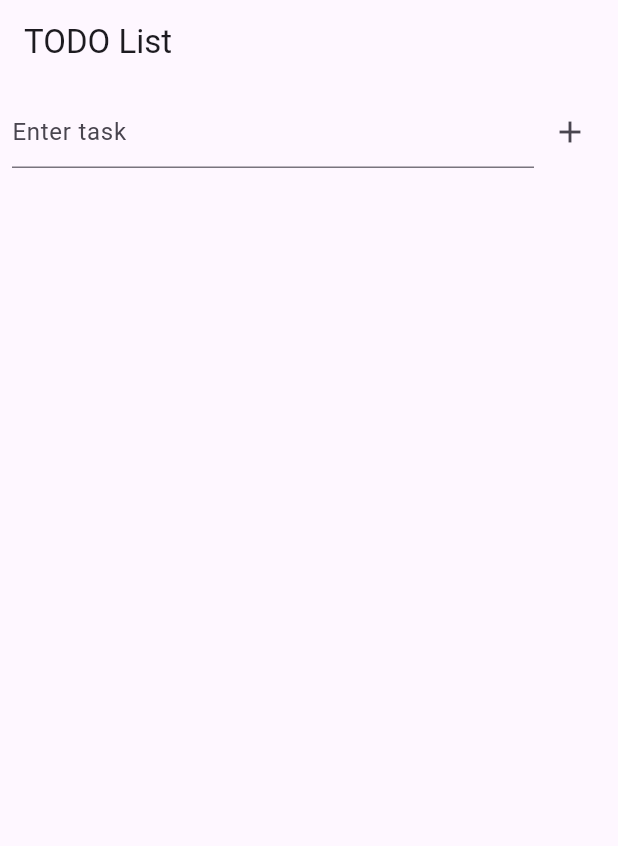
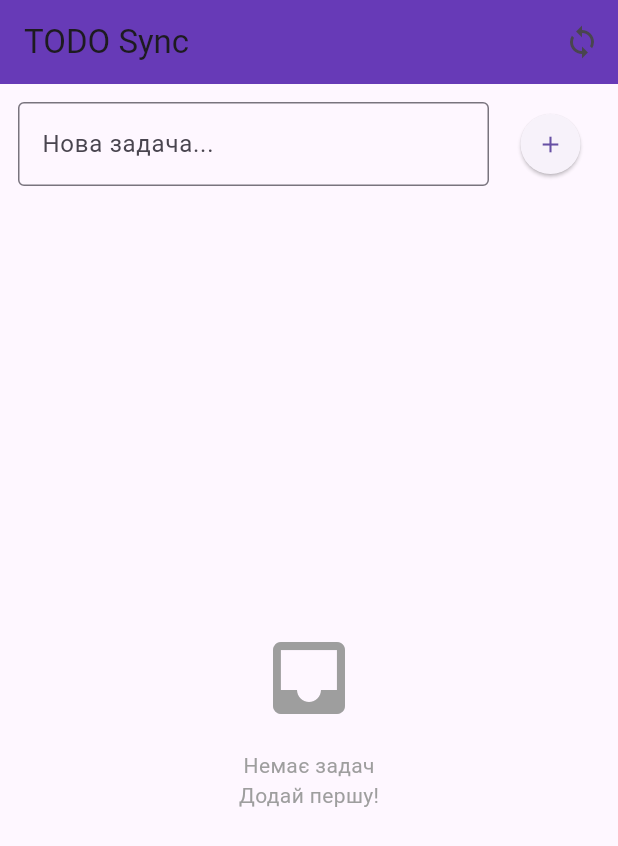
Before and after one commit to LordMaks2002/flutterAndPythonSite, a Flutter app: the screen it shows after launch, after a tap on the "add" icon, on a phone screen of 412 x 824 dp. Shown: the top 846 px of the screen. Run offline on Flutter 3.47's test engine with Material 3 defaults, Android fonts, the light colour scheme and no system bars; our stand-ins replace connectivity_plus, hive, hive_flutter; accounts and stored records are empty; network calls fail.

Commit message:
add local db

```diff
--- a/flutter_application_serverfrompithone/lib/main.dart
+++ b/flutter_application_serverfrompithone/lib/main.dart
@@ -1,136 +1,24 @@
+// lib/main.dart
 import 'package:flutter/material.dart';
-import 'services/api_service.dart';
-import 'models/todo.dart';
+import 'package:hive_flutter/hive_flutter.dart';
+import 'screens/todo_list_screen.dart';
 
-void main() {
+void main() async {
+  // ІНІЦІАЛІЗАЦІЯ HIVE ДЛЯ WEB
+  await Hive.initFlutter();
+  await Hive.openBox('todos'); // локальна "база"
+
   runApp(MyApp());
 }
 
 class MyApp extends StatelessWidget {
   @override
   Widget build(BuildContext context) {
-    return MaterialApp(home: TodoListScreen());
-  }
-}
-
-class TodoListScreen extends StatefulWidget {
-  @override
-  _TodoListScreenState createState() => _TodoListScreenState();
-}
-
-class _TodoListScreenState extends State<TodoListScreen> {
-  final ApiService api = ApiService();
-  List<Todo> todos = [];
-  final TextEditingController _controller = TextEditingController();
-
-  @override
-  void initState() {
-    super.initState();
-    _loadTodos();
-  }
-
-  Future<void> _loadTodos() async {
-    try {
-      final fetchedTodos = await api.getTodos();
-      setState(() {
-        todos = fetchedTodos;
-      });
-    } catch (e) {
-      ScaffoldMessenger.of(
-        context,
-      ).showSnackBar(SnackBar(content: Text('Error: $e')));
-    }
-  }
-
-  Future<void> _addTodo() async {
-    if (_controller.text.isNotEmpty) {
-      try {
-        final newTodo = await api.createTodo(_controller.text);
-        setState(() {
-          todos.add(newTodo);
-          _controller.clear();
-        });
-      } catch (e) {
-        ScaffoldMessenger.of(
-          context,
-        ).showSnackBar(SnackBar(content: Text('Error adding todo')));
-      }
-    }
-  }
-
-  Future<void> _toggleComplete(Todo todo) async {
-    try {
-      await api.updateTodo(todo.id, !todo.completed);
-      setState(() {
-        todo.completed = !todo.completed;
-      });
-    } catch (e) {
-      ScaffoldMessenger.of(
-        context,
-      ).showSnackBar(SnackBar(content: Text('Error updating todo')));
-    }
-  }
-
-  Future<void> _deleteTodo(String id) async {
-    try {
-      await api.deleteTodo(id);
-      setState(() {
-        todos.removeWhere((todo) => todo.id == id);
-      });
-    } catch (e) {
-      ScaffoldMessenger.of(
-        context,
-      ).showSnackBar(SnackBar(content: Text('Error deleting todo')));
-    }
-  }
-
-  @override
-  Widget build(BuildContext context) {
-    return Scaffold(
-      appBar: AppBar(title: Text('TODO List')),
-      body: Column(
-        children: [
-          Padding(
-            padding: EdgeInsets.all(8.0),
-            child: Row(
-              children: [
-                Expanded(
-                  child: TextField(
-                    controller: _controller,
-                    decoration: InputDecoration(hintText: 'Enter task'),
-                  ),
-                ),
-                IconButton(onPressed: _addTodo, icon: Icon(Icons.add)),
-              ],
-            ),
-          ),
-          Expanded(
-            child: ListView.builder(
-              itemCount: todos.length,
-              itemBuilder: (context, index) {
-                final todo = todos[index];
-                return ListTile(
-                  leading: Checkbox(
-                    value: todo.completed,
-                    onChanged: (value) => _toggleComplete(todo),
-                  ),
-                  title: Text(
-                    todo.title,
-                    style: TextStyle(
-                      decoration:
-                          todo.completed ? TextDecoration.lineThrough : null,
-                    ),
-                  ),
-                  trailing: IconButton(
-                    icon: Icon(Icons.delete),
-                    onPressed: () => _deleteTodo(todo.id),
-                  ),
-                );
-              },
-            ),
-          ),
-        ],
-      ),
+    return MaterialApp(
+      title: 'TODO Web',
+      theme: ThemeData(primarySwatch: Colors.deepPurple),
+      home: TodoListScreen(),
+      debugShowCheckedModeBanner: false,
     );
   }
 }
--- a/flutter_application_serverfrompithone/lib/models/todo.dart
+++ b/flutter_application_serverfrompithone/lib/models/todo.dart
@@ -1,19 +1,57 @@
+// lib/models/todo.dart
 class Todo {
-  final String id;
+  final String id; // UUID з бекенду або тимчасовий
   final String title;
   bool completed;
+  final DateTime updatedAt;
+  final int localId; // SQLite ID
 
-  Todo({required this.id, required this.title, this.completed = false});
+  Todo({
+    required this.id,
+    required this.title,
+    this.completed = false,
+    required this.updatedAt,
+    this.localId = 0,
+  });
 
   factory Todo.fromJson(Map<String, dynamic> json) {
     return Todo(
-      id: json['id'],
-      title: json['title'],
-      completed: json['completed'] ?? false,
+      id: json['id'] ?? '',
+      title: json['title'] ?? '',
+      completed: json['completed'] == 1 || json['completed'] == true,
+      updatedAt: DateTime.parse(
+        json['updatedAt'] ?? DateTime.now().toIso8601String(),
+      ),
+      localId: json['localId'] ?? 0,
     );
   }
 
   Map<String, dynamic> toJson() {
-    return {'id': id, 'title': title, 'completed': completed};
+    return {
+      'id': id,
+      'title': title,
+      'completed': completed ? 1 : 0,
+      'updatedAt': updatedAt.toIso8601String(),
+      'localId': localId,
+    };
   }
+
+  Todo copyWith({
+    String? id,
+    String? title,
+    bool? completed,
+    DateTime? updatedAt,
+    int? localId,
+  }) {
+    return Todo(
+      id: id ?? this.id,
+      title: title ?? this.title,
+      completed: completed ?? this.completed,
+      updatedAt: updatedAt ?? this.updatedAt,
+      localId: localId ?? this.localId,
+    );
+  }
+
+  @override
+  String toString() => 'Todo(id: $id, title: $title, completed: $completed)';
 }
--- /dev/null
+++ b/flutter_application_serverfrompithone/lib/screens/todo_list_screen.dart
@@ -0,0 +1,243 @@
+// lib/screens/todo_list_screen.dart
+import 'package:flutter/material.dart';
+import '../services/sync_service.dart';
+import '../models/todo.dart';
+import 'package:uuid/uuid.dart';
+
+class TodoListScreen extends StatefulWidget {
+  @override
+  _TodoListScreenState createState() => _TodoListScreenState();
+}
+
+class _TodoListScreenState extends State<TodoListScreen> {
+  final SyncService sync = SyncService();
+  final TextEditingController _controller = TextEditingController();
+  List<Todo> todos = [];
+  bool _isLoading = true;
+  String? _error;
+
+  @override
+  void initState() {
+    super.initState();
+    _loadTodos();
+  }
+
+  Future<void> _loadTodos() async {
+    setState(() {
+      _isLoading = true;
+      _error = null;
+    });
+
+    try {
+      print('Завантаження з локальної БД...');
+      final loaded = await sync.local.getAll();
+      print('Завантажено локально: ${loaded.length} задач');
+
+      setState(() {
+        todos = loaded;
+        _isLoading = false;
+      });
+
+      // Синхронізація з бекендом
+      print('Спроба синхронізації...');
+      await sync.syncIfPossible();
+      final updated = await sync.local.getAll();
+      print('Після синхронізації: ${updated.length} задач');
+
+      setState(() {
+        todos = updated;
+      });
+    } catch (e, stack) {
+      print('ПОМИЛКА ЗАВАНТАЖЕННЯ: $e');
+      print(stack);
+      setState(() {
+        _error = 'Помилка: $e';
+        _isLoading = false;
+      });
+    }
+  }
+
+  Future<void> _addTodo() async {
+    final title = _controller.text.trim();
+    if (title.isEmpty) return;
+
+    final tempId = Uuid().v4();
+    final now = DateTime.now();
+    final newTodo = Todo(
+      id: tempId,
+      title: title,
+      completed: false,
+      updatedAt: now,
+      localId: 0,
+    );
+
+    setState(() {
+      todos.insert(0, newTodo);
+      _controller.clear();
+    });
+
+    try {
+      await sync.create(newTodo);
+      await _loadTodos(); // оновлюємо з БД
+    } catch (e) {
+      print('Помилка додавання: $e');
+      _showSnackBar('Не вдалося додати');
+    }
+  }
+
+  Future<void> _toggle(Todo todo) async {
+    final updated = todo.copyWith(completed: !todo.completed);
+    setState(() {
+      final i = todos.indexWhere((t) => t.id == todo.id);
+      if (i != -1) todos[i] = updated;
+    });
+    await sync.update(updated);
+  }
+
+  Future<void> _delete(String id) async {
+    setState(() {
+      todos.removeWhere((t) => t.id == id);
+    });
+    await sync.delete(id);
+  }
+
+  void _showSnackBar(String msg) {
+    ScaffoldMessenger.of(context).showSnackBar(SnackBar(content: Text(msg)));
+  }
+
+  @override
+  Widget build(BuildContext context) {
+    return Scaffold(
+      appBar: AppBar(
+        title: Text('TODO Sync'),
+        backgroundColor: Colors.deepPurple,
+        actions: [
+          IconButton(
+            icon: Icon(Icons.sync),
+            onPressed: _loadTodos,
+            tooltip: 'Оновити',
+          ),
+        ],
+      ),
+      body:
+          _isLoading
+              ? Center(child: CircularProgressIndicator())
+              : _error != null
+              ? Center(
+                child: Column(
+                  mainAxisAlignment: MainAxisAlignment.center,
+                  children: [
+                    Icon(Icons.error, color: Colors.red, size: 64),
+                    SizedBox(height: 16),
+                    Text(_error!, textAlign: TextAlign.center),
+                    ElevatedButton(
+                      onPressed: _loadTodos,
+                      child: Text('Спробувати знову'),
+                    ),
+                  ],
+                ),
+              )
+              : Column(
+                children: [
+                  // === Поле вводу ===
+                  Padding(
+                    padding: EdgeInsets.all(12),
+                    child: Row(
+                      children: [
+                        Expanded(
+                          child: TextField(
+                            controller: _controller,
+                            decoration: InputDecoration(
+                              hintText: 'Нова задача...',
+                              border: OutlineInputBorder(),
+                            ),
+                            onSubmitted: (_) => _addTodo(),
+                          ),
+                        ),
+                        SizedBox(width: 8),
+                        ElevatedButton(
+                          onPressed: _addTodo,
+                          child: Icon(Icons.add),
+                          style: ElevatedButton.styleFrom(
+                            shape: CircleBorder(),
+                          ),
+                        ),
+                      ],
+                    ),
+                  ),
+
+                  // === Список ===
+                  Expanded(
+                    child:
+                        todos.isEmpty
+                            ? Center(
+                              child: Column(
+                                mainAxisAlignment: MainAxisAlignment.center,
+                                children: [
+                                  Icon(
+                                    Icons.inbox,
+                                    size: 64,
+                                    color: Colors.grey,
+                                  ),
+                                  SizedBox(height: 16),
+                                  Text(
+                                    'Немає задач',
+                                    style: TextStyle(color: Colors.grey),
+                                  ),
+                                  Text(
+                                    'Додай першу!',
+                                    style: TextStyle(color: Colors.grey),
+                                  ),
+                                ],
+                              ),
+                            )
+                            : ListView.builder(
+                              itemCount: todos.length,
+                              itemBuilder: (context, i) {
+                                final todo = todos[i];
+                                return Dismissible(
+                                  key: Key(todo.id),
+                                  direction: DismissDirection.endToStart,
+                                  background: Container(
+                                    color: Colors.red,
+                                    alignment: Alignment.centerRight,
+                                    padding: EdgeInsets.only(right: 20),
+                                    child: Icon(
+                                      Icons.delete,
+                                      color: Colors.white,
+                                    ),
+                                  ),
+                                  onDismissed: (_) => _delete(todo.id),
+                                  child: ListTile(
+                                    leading: Checkbox(
+                                      value: todo.completed,
+                                      onChanged: (_) => _toggle(todo),
+                                    ),
+                                    title: Text(
+                                      todo.title,
+                                      style: TextStyle(
+                                        decoration:
+                                            todo.completed
+                                                ? TextDecoration.lineThrough
+                                                : null,
+                                        color:
+                                            todo.completed ? Colors.grey : null,
+                                      ),
+                                    ),
+                                    trailing: IconButton(
+                                      icon: Icon(
+                                        Icons.delete,
+                                        color: Colors.red,
+                                      ),
+                                      onPressed: () => _delete(todo.id),
+                                    ),
+                                  ),
+                                );
+                              },
+                            ),
+                  ),
+                ],
+              ),
+    );
+  }
+}
--- a/flutter_application_serverfrompithone/lib/services/api_service.dart
+++ b/flutter_application_serverfrompithone/lib/services/api_service.dart
@@ -1,48 +1,69 @@
+// lib/services/api_service.dart
 import 'dart:convert';
 import 'package:http/http.dart' as http;
 import '../models/todo.dart';
 
 class ApiService {
-  final String baseUrl = 'http://localhost:5000';
+  // lib/services/api_service.dart
+  final String baseUrl = 'http://127.0.0.1:5000'; // для Web
 
   Future<List<Todo>> getTodos() async {
-    final response = await http.get(Uri.parse('$baseUrl/todos'));
+    try {
+      final response = await http
+          .get(Uri.parse('$baseUrl/todos'))
+          .timeout(Duration(seconds: 5));
       if (response.statusCode == 200) {
-      List jsonResponse = json.decode(response.body);
-      return jsonResponse.map((todo) => Todo.fromJson(todo)).toList();
-    } else {
-      throw Exception('Failed to load todos');
+        final List json = jsonDecode(response.body);
+        return json.map((e) {
+          return Todo.fromJson({
+            ...e,
+            'updatedAt': e['updatedAt'] ?? DateTime.now().toIso8601String(),
+            'localId': 0,
+          });
+        }).toList();
       }
+    } catch (_) {}
+    return [];
   }
 
-  Future<Todo> createTodo(String title) async {
+  Future<Todo?> createTodo(String title) async {
+    try {
       final response = await http.post(
         Uri.parse('$baseUrl/todos'),
         headers: {'Content-Type': 'application/json'},
         body: jsonEncode({'title': title}),
       );
       if (response.statusCode == 201) {
-      return Todo.fromJson(json.decode(response.body));
-    } else {
-      throw Exception('Failed to create todo');
+        final json = jsonDecode(response.body);
+        return Todo.fromJson({
+          ...json,
+          'updatedAt': json['updatedAt'] ?? DateTime.now().toIso8601String(),
+          'localId': 0,
+        });
       }
+    } catch (_) {}
+    return null;
   }
 
-  Future<void> updateTodo(String id, bool completed) async {
+  Future<bool> updateTodo(String id, bool completed) async {
+    try {
       final response = await http.put(
         Uri.parse('$baseUrl/todos/$id'),
         headers: {'Content-Type': 'application/json'},
         body: jsonEncode({'completed': completed}),
       );
-    if (response.statusCode != 200) {
-      throw Exception('Failed to update todo');
+      return response.statusCode == 200;
+    } catch (_) {
+      return false;
     }
   }
 
-  Future<void> deleteTodo(String id) async {
+  Future<bool> deleteTodo(String id) async {
+    try {
       final response = await http.delete(Uri.parse('$baseUrl/todos/$id'));
-    if (response.statusCode != 200) {
-      throw Exception('Failed to delete todo');
+      return response.statusCode == 200;
+    } catch (_) {
+      return false;
     }
   }
 }
--- /dev/null
+++ b/flutter_application_serverfrompithone/lib/services/local_db_service.dart
@@ -0,0 +1,40 @@
+// lib/services/local_db_service.dart
+import 'package:hive/hive.dart';
+import '../models/todo.dart';
+
+class LocalDbService {
+  static const String boxName = 'todos';
+
+  Future<Box> get _box async => Hive.box(boxName);
+
+  Future<List<Todo>> getAll() async {
+    final box = await _box;
+    return box.values
+        .map((e) => Todo.fromJson(Map<String, dynamic>.from(e)))
+        .toList();
+  }
+
+  Future<Todo> insert(Todo todo) async {
+    final box = await _box;
+    final now = DateTime.now();
+    final newTodo = todo.copyWith(updatedAt: now);
+    await box.put(newTodo.id, newTodo.toJson());
+    return newTodo;
+  }
+
+  Future<void> updateTodo(Todo todo) async {
+    final box = await _box;
+    final now = DateTime.now();
+    await box.put(todo.id, todo.copyWith(updatedAt: now).toJson());
+  }
+
+  Future<void> delete(String id) async {
+    final box = await _box;
+    await box.delete(id);
+  }
+
+  Future<void> clear() async {
+    final box = await _box;
+    await box.clear();
+  }
+}
--- /dev/null
+++ b/flutter_application_serverfrompithone/lib/services/sync_service.dart
@@ -0,0 +1,54 @@
+// lib/services/sync_service.dart
+import 'package:connectivity_plus/connectivity_plus.dart';
+import 'local_db_service.dart';
+import 'api_service.dart';
+import '../models/todo.dart';
+
+class SyncService {
+  final LocalDbService local = LocalDbService();
+  final ApiService remote = ApiService();
+
+  Future<bool> get _hasInternet async {
+    final result = await Connectivity().checkConnectivity();
+    return result != ConnectivityResult.none;
+  }
+
+  Future<void> syncIfPossible() async {
+    if (!await _hasInternet) return;
+
+    try {
+      final remoteTodos = await remote.getTodos();
+      await local.clear();
+      for (final todo in remoteTodos) {
+        await local.insert(todo);
+      }
+    } catch (e) {
+      print('Sync failed: $e');
+    }
+  }
+
+  Future<void> create(Todo todo) async {
+    await local.insert(todo);
+    if (await _hasInternet) {
+      final serverTodo = await remote.createTodo(todo.title);
+      if (serverTodo != null) {
+        await local.delete(todo.id);
+        await local.insert(serverTodo);
+      }
+    }
+  }
+
+  Future<void> update(Todo todo) async {
+    await local.updateTodo(todo);
+    if (await _hasInternet) {
+      await remote.updateTodo(todo.id, todo.completed);
+    }
+  }
+
+  Future<void> delete(String id) async {
+    await local.delete(id);
+    if (await _hasInternet) {
+      await remote.deleteTodo(id);
+    }
+  }
+}
```
Also changed, not shown: flutter_application_serverfrompithone/pubspec.yaml (+5 -2 lines), flutter_application_serverfrompithone/pubspec.lock, 5 other files. Lines whose indentation alone changed are shown as unchanged.
